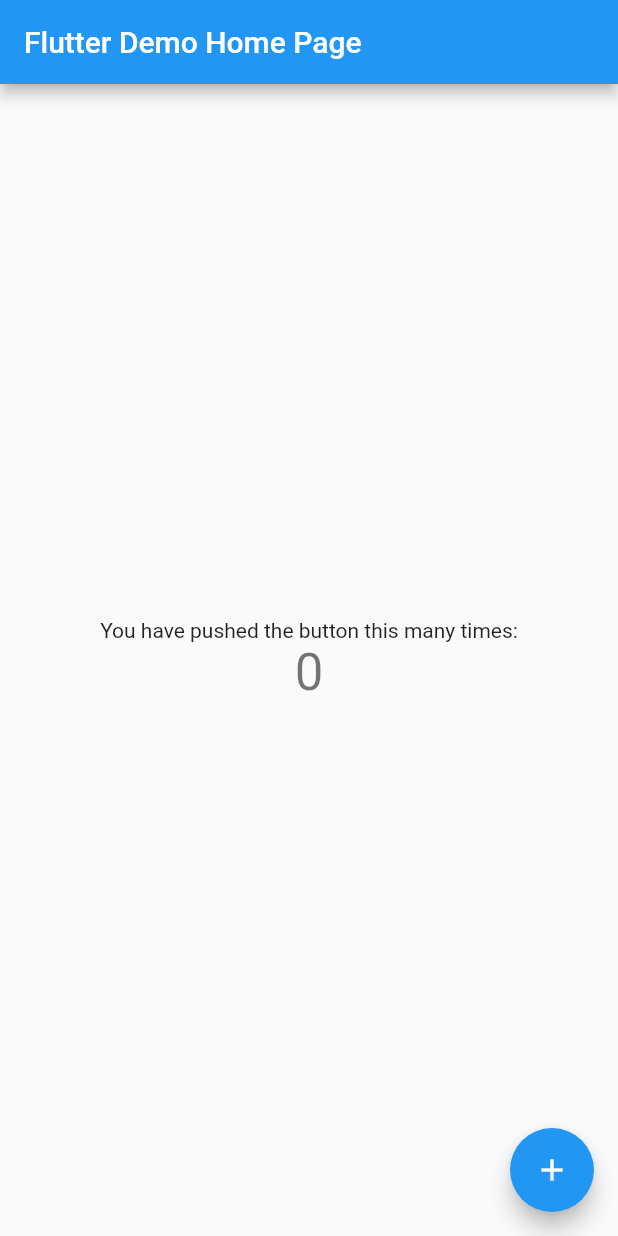
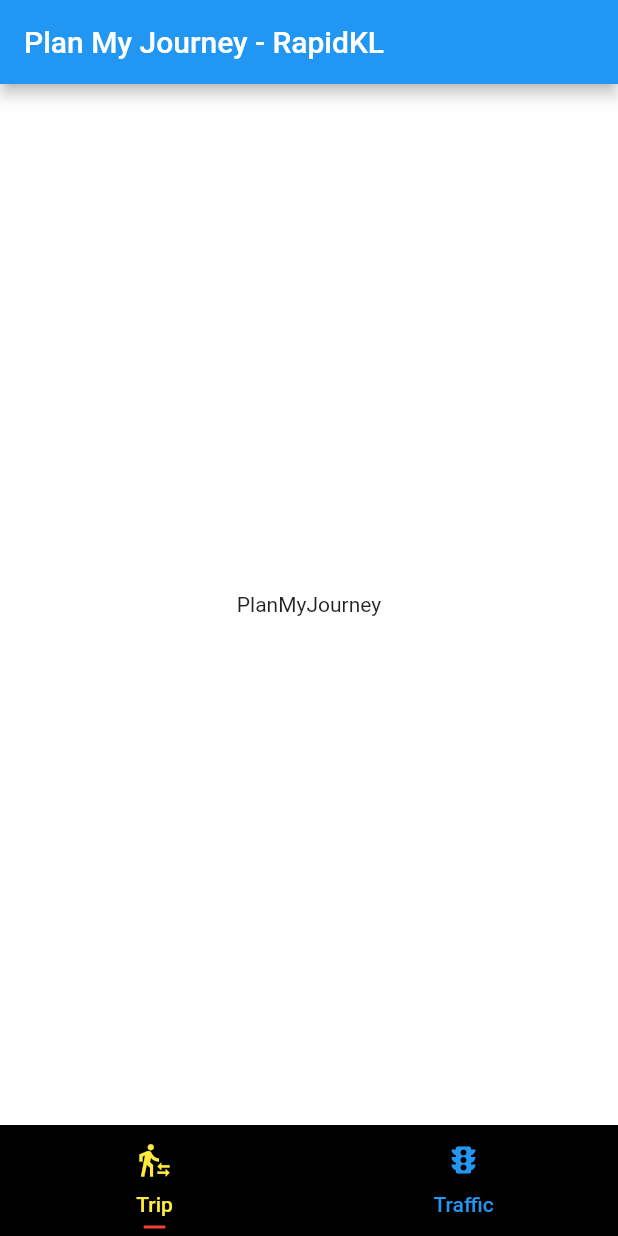
Before and after one commit to arma7x/myrapidplanmyjourney, a Flutter app: the screen it shows after launch, on a phone screen of 412 x 824 dp. Run offline on Flutter 3.47's test engine with Material 2 defaults, Android fonts, the light colour scheme and no system bars.

Commit message:
the battle begin

```diff
--- a/lib/main.dart
+++ b/lib/main.dart
@@ -1,41 +1,23 @@
 import 'package:flutter/material.dart';
+import 'package:myrapidplanmyjourney/navigation/fragments.dart';
 
 void main() => runApp(MyApp());
 
 class MyApp extends StatelessWidget {
-  // This widget is the root of your application.
   @override
   Widget build(BuildContext context) {
     return MaterialApp(
-      title: 'Flutter Demo',
+      title: 'Plan My Journey - RapidKL',
       theme: ThemeData(
-        // This is the theme of your application.
-        //
-        // Try running your application with "flutter run". You'll see the
-        // application has a blue toolbar. Then, without quitting the app, try
-        // changing the primarySwatch below to Colors.green and then invoke
-        // "hot reload" (press "r" in the console where you ran "flutter run",
-        // or simply save your changes to "hot reload" in a Flutter IDE).
-        // Notice that the counter didn't reset back to zero; the application
-        // is not restarted.
         primarySwatch: Colors.blue,
       ),
-      home: MyHomePage(title: 'Flutter Demo Home Page'),
+      home: MyHomePage(title: 'Plan My Journey - RapidKL'),
     );
   }
 }
 
 class MyHomePage extends StatefulWidget {
   MyHomePage({Key key, this.title}) : super(key: key);
-
-  // This widget is the home page of your application. It is stateful, meaning
-  // that it has a State object (defined below) that contains fields that affect
-  // how it looks.
-
-  // This class is the configuration for the state. It holds the values (in this
-  // case the title) provided by the parent (in this case the App widget) and
-  // used by the build method of the State. Fields in a Widget subclass are
-  // always marked "final".
 
   final String title;
 
@@ -44,68 +26,40 @@
 }
 
 class _MyHomePageState extends State<MyHomePage> {
-  int _counter = 0;
-
-  void _incrementCounter() {
-    setState(() {
-      // This call to setState tells the Flutter framework that something has
-      // changed in this State, which causes it to rerun the build method below
-      // so that the display can reflect the updated values. If we changed
-      // _counter without calling setState(), then the build method would not be
-      // called again, and so nothing would appear to happen.
-      _counter++;
-    });
-  }
 
   @override
   Widget build(BuildContext context) {
-    // This method is rerun every time setState is called, for instance as done
-    // by the _incrementCounter method above.
-    //
-    // The Flutter framework has been optimized to make rerunning build methods
-    // fast, so that you can just rebuild anything that needs updating rather
-    // than having to individually change instances of widgets.
-    return Scaffold(
-      appBar: AppBar(
-        // Here we take the value from the MyHomePage object that was created by
-        // the App.build method, and use it to set our appbar title.
-        title: Text(widget.title),
-      ),
-      body: Center(
-        // Center is a layout widget. It takes a single child and positions it
-        // in the middle of the parent.
-        child: Column(
-          // Column is also a layout widget. It takes a list of children and
-          // arranges them vertically. By default, it sizes itself to fit its
-          // children horizontally, and tries to be as tall as its parent.
-          //
-          // Invoke "debug painting" (press "p" in the console, choose the
-          // "Toggle Debug Paint" action from the Flutter Inspector in Android
-          // Studio, or the "Toggle Debug Paint" command in Visual Studio Code)
-          // to see the wireframe for each widget.
-          //
-          // Column has various properties to control how it sizes itself and
-          // how it positions its children. Here we use mainAxisAlignment to
-          // center the children vertically; the main axis here is the vertical
-          // axis because Columns are vertical (the cross axis would be
-          // horizontal).
-          mainAxisAlignment: MainAxisAlignment.center,
-          children: <Widget>[
-            Text(
-              'You have pushed the button this many times:',
+    return DefaultTabController(
+      length: 2,
+      child: new Scaffold(
+        appBar: AppBar(
+          title: Text(widget.title),
+        ),
+        body: TabBarView(
+          children: [
+            new PlanMyJourney(),
+            new ServiceStatus(),
+          ],
+        ),
+        bottomNavigationBar: new TabBar(
+          tabs: [
+            Tab(
+              icon: new Icon(Icons.transfer_within_a_station),
+              text: 'Trip',
             ),
-            Text(
-              '$_counter',
-              style: Theme.of(context).textTheme.display1,
+            Tab(
+              icon: new Icon(Icons.traffic),
+              text: 'Traffic',
             ),
           ],
+          labelColor: Colors.yellow,
+          unselectedLabelColor: Colors.blue,
+          indicatorSize: TabBarIndicatorSize.label,
+          indicatorPadding: EdgeInsets.all(5.0),
+          indicatorColor: Colors.red,
         ),
+        backgroundColor: Colors.black,
       ),
-      floatingActionButton: FloatingActionButton(
-        onPressed: _incrementCounter,
-        tooltip: 'Increment',
-        child: Icon(Icons.add),
-      ), // This trailing comma makes auto-formatting nicer for build methods.
     );
   }
 }
--- /dev/null
+++ b/lib/navigation/fragments.dart
@@ -0,0 +1,2 @@
+export 'fragments/plan_my_journey.dart';
+export 'fragments/service_status.dart';
--- /dev/null
+++ b/lib/navigation/fragments/plan_my_journey.dart
@@ -0,0 +1,21 @@
+import 'package:flutter/material.dart';
+import 'package:myrapidplanmyjourney/api.dart';
+
+class PlanMyJourney extends StatefulWidget {
+  @override
+  _PlanMyJourneyState createState() => new _PlanMyJourneyState();
+}
+
+class _PlanMyJourneyState extends State<PlanMyJourney> {
+
+  @override
+  Widget build(BuildContext context) {
+    // TODO: implement build
+    return new Container(
+      color: Colors.white,
+      child: Center(
+        child: new Text("PlanMyJourney"),
+      ),
+    );
+  }
+}
--- a/pubspec.yaml
+++ b/pubspec.yaml
@@ -22,8 +22,8 @@
   http: ^0.12.0+2
   flutter_typeahead: ^1.7.0
   shared_preferences: ^0.5.6
-  fluttertoast: ^3.1.3
   flutter_map: any
+  cached_network_image: ^2.0.0-rc
 
   # The following adds the Cupertino Icons font to your application.
   # Use with the CupertinoIcons class for iOS style icons.
```
Also changed, not shown: lib/api.dart (added, +40 -0 lines), lib/navigation/fragments/service_status.dart (added, +68 -0 lines), 2 other files.
